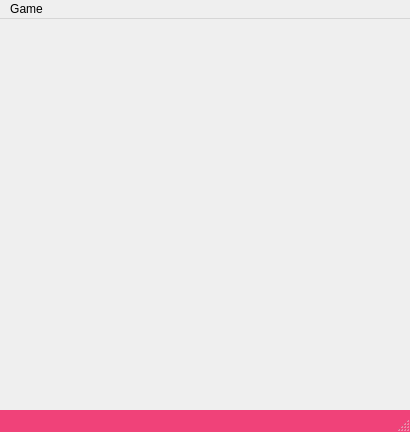
First picture: the form in src/SlidingSquaresQt/mainwindow.ui, repository jar-be/SlidingSquares, before the edit.
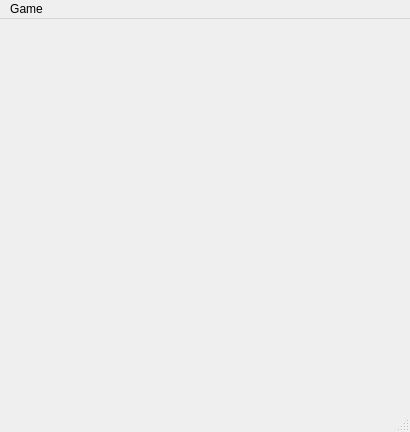
Second picture: the form after the edit.

Commit message: Added moves count status bar label

```diff
--- a/src/SlidingSquaresQt/mainwindow.ui
+++ b/src/SlidingSquaresQt/mainwindow.ui
@@ -41,46 +41,6 @@
    <property name="enabled">
     <bool>false</bool>
    </property>
-   <property name="palette">
-    <palette>
-     <active>
-      <colorrole role="Window">
-       <brush brushstyle="SolidPattern">
-        <color alpha="255">
-         <red>240</red>
-         <green>66</green>
-         <blue>121</blue>
-        </color>
-       </brush>
-      </colorrole>
-     </active>
-     <inactive>
-      <colorrole role="Window">
-       <brush brushstyle="SolidPattern">
-        <color alpha="255">
-         <red>240</red>
-         <green>240</green>
-         <blue>240</blue>
-        </color>
-       </brush>
-      </colorrole>
-     </inactive>
-     <disabled>
-      <colorrole role="Window">
-       <brush brushstyle="SolidPattern">
-        <color alpha="255">
-         <red>240</red>
-         <green>66</green>
-         <blue>121</blue>
-        </color>
-       </brush>
-      </colorrole>
-     </disabled>
-    </palette>
-   </property>
-   <property name="autoFillBackground">
-    <bool>true</bool>
-   </property>
   </widget>
   <action name="actionNew">
    <property name="text">
```
Left out of the diff: 2 changed lines with no effect on the pictures. The commit also changes 3 other files.
